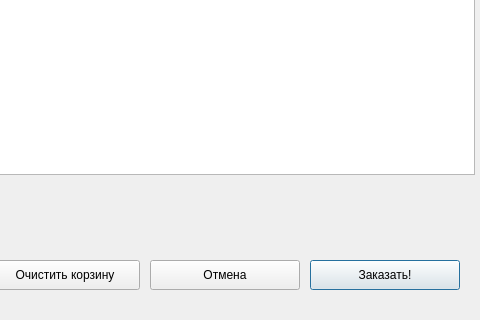
Qt form ui_templates/ShoppingCart.ui (NikitaKolotushkin/McDonalds) before a commit; both pictures show x 320 to 800 and y 280 to 600 of the 800 by 600 pixel window.
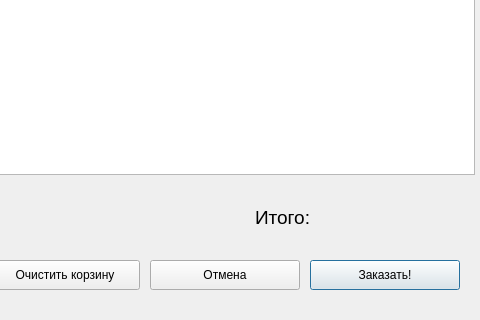
The same form after that commit.

Commit message: Изменения в дизайне интерфейсов

What changed in the file:
```diff
--- a/ui_templates/ShoppingCart.ui
+++ b/ui_templates/ShoppingCart.ui
@@ -64,7 +64,25 @@
     <string>Очистить корзину</string>
    </property>
   </widget>
-  <widget class="QTableView" name="tableView">
+  <widget class="QLabel" name="totalPrice">
+   <property name="geometry">
+    <rect>
+     <x>575</x>
+     <y>482</y>
+     <width>200</width>
+     <height>30</height>
+    </rect>
+   </property>
+   <property name="font">
+    <font>
+     <pointsize>14</pointsize>
+    </font>
+   </property>
+   <property name="text">
+    <string>Итого:</string>
+   </property>
+  </widget>
+  <widget class="QListWidget" name="listWidget">
    <property name="geometry">
     <rect>
      <x>5</x>
```
The commit also changes 3 other files.
